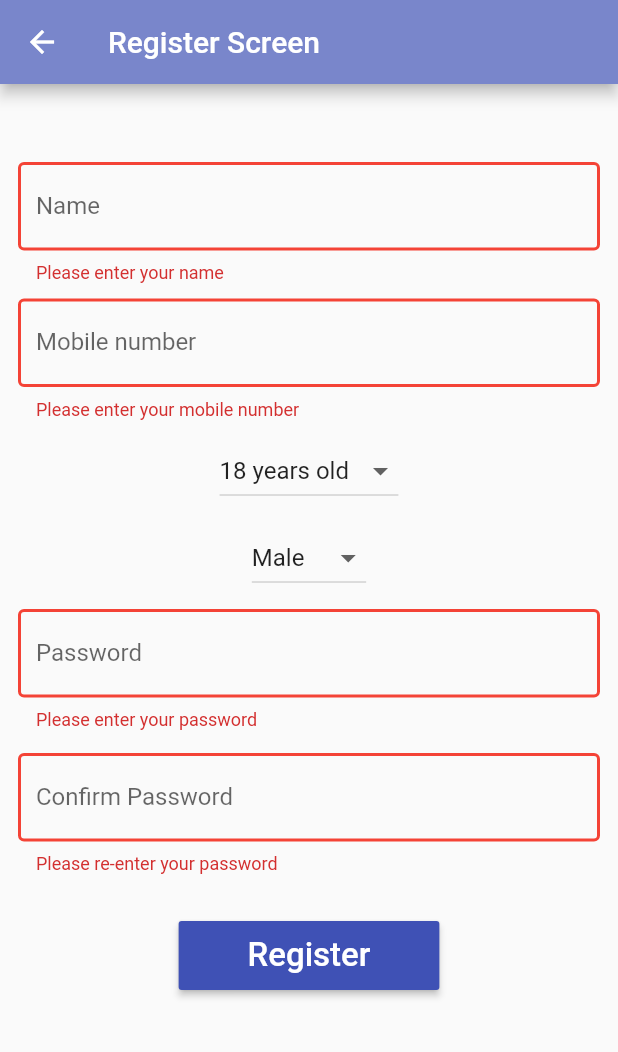
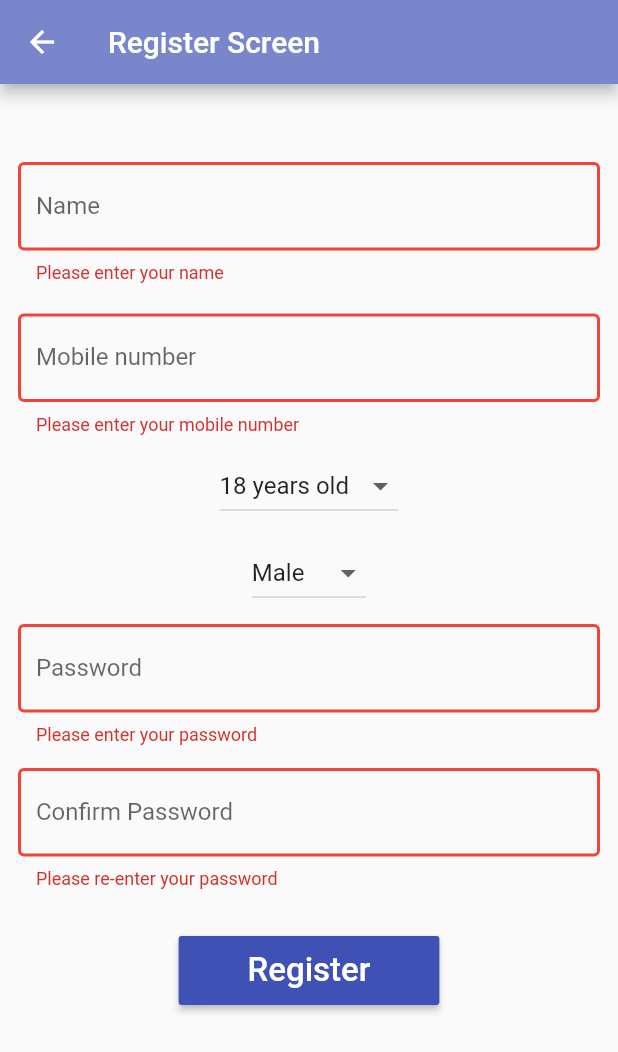
Before and after one commit to Osama3meera/flutter_progress_soft_assignment, a Flutter app: the RegisterScreen screen opened directly, after a tap on "Register", on a phone screen of 412 x 824 dp. Shown: the top 1052 px of the screen. Run offline on Flutter 3.47's test engine with Material 3 defaults, Android fonts, the phone set to English and light mode, and no system bars; our stand-ins replace cloud_firestore, firebase_auth, firebase_core, flutter_bloc, shared_preferences; missing offline and left inert: smart_alert_dialog; accounts and stored records are empty.

Commit message:
moved all logic in register to the bloc and some ui enhancements

```diff
--- a/lib/presentation/home_screen/home_screen.dart
+++ b/lib/presentation/home_screen/home_screen.dart
@@ -37,11 +37,11 @@ class _HomeScreenState extends State<HomeScreen> {
       bottomNavigationBar: BottomNavigationBar(
         items: const <BottomNavigationBarItem>[
           BottomNavigationBarItem(
-            icon: Icon(Icons.home),
+            icon: Icon(Icons.home, size: 40),
             label: 'Home',
           ),
           BottomNavigationBarItem(
-            icon: Icon(Icons.person),
+            icon: Icon(Icons.person, size: 40),
             label: 'Profile',
           ),
         ],
--- a/lib/presentation/login_screen/login_screen.dart
+++ b/lib/presentation/login_screen/login_screen.dart
@@ -116,7 +116,7 @@ class _LoginScreenState extends State<LoginScreen> {
                         }
                         if (!RegExp(context.read<LoginBloc>().mobileRegex ?? "")
                             .hasMatch(value)) {
-                          return 'Invalid mobile number';
+                          return 'Please enter a valid mobile number starting with +9627';
                         }
                         return null;
                       },
@@ -144,7 +144,7 @@ class _LoginScreenState extends State<LoginScreen> {
                         }
                         if (!RegExp(context.read<LoginBloc>().passwordRegex ?? "")
                             .hasMatch(value)) {
-                          return 'Invalid password';
+                          return 'Password with min 8 characters, letters and numbers';
                         }
                         return null;
                       },
--- a/lib/presentation/register_screen/bloc/register_bloc.dart
+++ b/lib/presentation/register_screen/bloc/register_bloc.dart
@@ -3,6 +3,9 @@ import 'dart:math';
 import 'package:cloud_firestore/cloud_firestore.dart';
 import 'package:firebase_auth/firebase_auth.dart';
 import 'package:flutter_bloc/flutter_bloc.dart';
+import 'package:osama_hasan_progress_soft/util/shared_preference/shared_prefs_constants.dart';
+
+import '../../../util/shared_preference/share_preference_helper.dart';
 
 part 'register_event.dart';
 
@@ -11,6 +14,8 @@ part 'register_state.dart';
 class RegisterBloc extends Bloc<RegisterEvent, RegisterState> {
   final FirebaseAuth _auth = FirebaseAuth.instance;
   final FirebaseFirestore _firestore = FirebaseFirestore.instance;
+  String? mobileRegex = "";
+  String? passwordRegex = "";
 
   RegisterBloc() : super(RegisterInitialState()) {
     on<RegisterStartedEvent>((event, emit) {
@@ -20,8 +25,8 @@ class RegisterBloc extends Bloc<RegisterEvent, RegisterState> {
 
     on<RegisterCompletedEvent>((event, emit) {
       emit(RegisterLoadingState());
-      _onRegisterCompleted(event.password, event.name,
-          event.mobile, event.gender, event.age);
+      _onRegisterCompleted(
+          event.password, event.name, event.mobile, event.gender, event.age);
     });
 
     on<RegisterOtpSentEvent>((event, emit) {
@@ -35,6 +40,20 @@ class RegisterBloc extends Bloc<RegisterEvent, RegisterState> {
     on<RegisterSuccessEvent>((event, emit) {
       emit.call(RegisterSuccessState());
     });
+
+    on<LoadRegexRegisterEvent>((event, emit) async {
+      await getRegex();
+    });
+  }
+
+  Future<void> getRegex() async {
+    mobileRegex = await SharedPreferencesHelper.instance
+            .getString(SharedPrefsConstants.mobileRegex) ??
+        "";
+
+    passwordRegex = await SharedPreferencesHelper.instance
+            .getString(SharedPrefsConstants.passwordRegex) ??
+        "";
   }
 
   void _onRegisterStarted(String phoneNumber) async {
@@ -60,16 +79,15 @@ class RegisterBloc extends Bloc<RegisterEvent, RegisterState> {
     }
   }
 
-  void _onRegisterCompleted(String password, String name,
-      String mobile, String gender, int age) async {
+  void _onRegisterCompleted(String password, String name, String mobile,
+      String gender, int age) async {
     try {
-
       await _firestore.collection('users').doc(generateRandomString(30)).set({
         'name': name,
         'mobile': mobile,
         'age': age,
         'gender': gender,
-        'password' : password
+        'password': password
       });
 
       add(RegisterSuccessEvent());
@@ -85,7 +103,7 @@ class RegisterBloc extends Bloc<RegisterEvent, RegisterState> {
     return String.fromCharCodes(
       Iterable.generate(
         length,
-            (_) => chars.codeUnitAt(random.nextInt(chars.length)),
+        (_) => chars.codeUnitAt(random.nextInt(chars.length)),
       ),
     );
   }
--- a/lib/presentation/register_screen/bloc/register_event.dart
+++ b/lib/presentation/register_screen/bloc/register_event.dart
@@ -17,6 +17,8 @@ class RegisterFailureEvent extends RegisterEvent {
   RegisterFailureEvent(this.error);
 }
 
+class LoadRegexRegisterEvent extends RegisterEvent {}
+
 class RegisterSuccessEvent extends RegisterEvent {}
 
 class RegisterCompletedEvent extends RegisterEvent {
--- a/lib/presentation/register_screen/register_screen.dart
+++ b/lib/presentation/register_screen/register_screen.dart
@@ -5,8 +5,6 @@ import 'package:osama_hasan_progress_soft/presentation/login_screen/login_screen
 import 'package:osama_hasan_progress_soft/presentation/otp_screen/bloc/otp_bloc.dart';
 import 'package:osama_hasan_progress_soft/presentation/otp_screen/otp_screen.dart';
 import 'package:osama_hasan_progress_soft/presentation/register_screen/bloc/register_bloc.dart';
-import 'package:osama_hasan_progress_soft/util/shared_preference/share_preference_helper.dart';
-import 'package:osama_hasan_progress_soft/util/shared_preference/shared_prefs_constants.dart';
 import 'package:osama_hasan_progress_soft/widgets/age_picker_dropdown.dart';
 import 'package:osama_hasan_progress_soft/widgets/gender_picker_dropdown.dart';
 import 'package:smart_alert_dialog/models/alert_dialog_text.dart';
@@ -27,23 +25,11 @@ class _RegisterScreenState extends State<RegisterScreen> {
   final _confirmPasswordController = TextEditingController();
   int selectedAge = 18;
   String selectedGender = "male";
-  String? mobileRegex = "";
-  String? passwordRegex = "";
 
   @override
   void initState() {
     super.initState();
-    getRegex();
-  }
-
-  Future<void> getRegex() async {
-    mobileRegex = await SharedPreferencesHelper.instance
-            .getString(SharedPrefsConstants.mobileRegex) ??
-        "";
-
-    passwordRegex = await SharedPreferencesHelper.instance
-            .getString(SharedPrefsConstants.passwordRegex) ??
-        "";
+    context.read<RegisterBloc>().add(LoadRegexRegisterEvent());
   }
 
   @override
@@ -137,7 +123,7 @@ class _RegisterScreenState extends State<RegisterScreen> {
                         return null;
                       },
                     ),
-                    const SizedBox(height: 10),
+                    const SizedBox(height: 20),
                     TextFormField(
                       keyboardType: TextInputType.phone,
                       decoration: const InputDecoration(
@@ -156,8 +142,9 @@ class _RegisterScreenState extends State<RegisterScreen> {
                         if (value == null || value.isEmpty) {
                           return 'Please enter your mobile number';
                         }
-                        if (!RegExp(mobileRegex!).hasMatch(value)) {
-                          return 'Invalid mobile number';
+                        if (!RegExp(context.read<RegisterBloc>().mobileRegex!)
+                            .hasMatch(value)) {
+                          return 'Please enter a valid mobile number starting with +9627';
                         }
                         return null;
                       },
@@ -197,8 +184,11 @@ class _RegisterScreenState extends State<RegisterScreen> {
                         if (value == null || value.isEmpty) {
                           return 'Please enter your password';
                         }
-                        if (!RegExp(passwordRegex ?? "").hasMatch(value)) {
-                          return 'Invalid password';
+                        if (!RegExp(
+                                context.read<RegisterBloc>().passwordRegex ??
+                                    "")
+                            .hasMatch(value)) {
+                          return 'Password with min 8 characters, letters and numbers';
                         }
                         return null;
                       },
```
